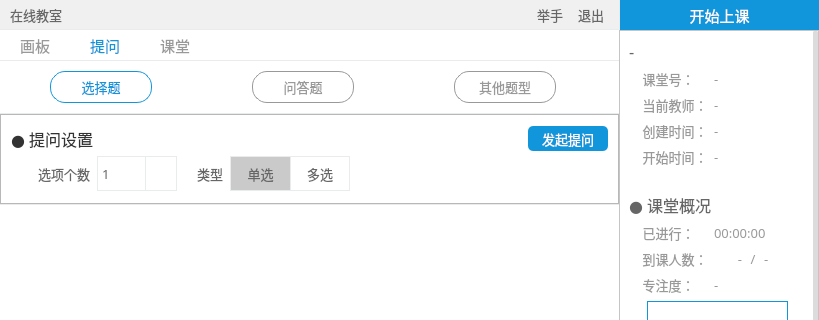
Qt form Status/Resources/ui/t_onlineClassroomWidget.ui (StatusOnIineEducationDev/status-desktop) before a commit; both pictures show x 0 to 819 and y 0 to 320 of the 819 by 627 pixel window.
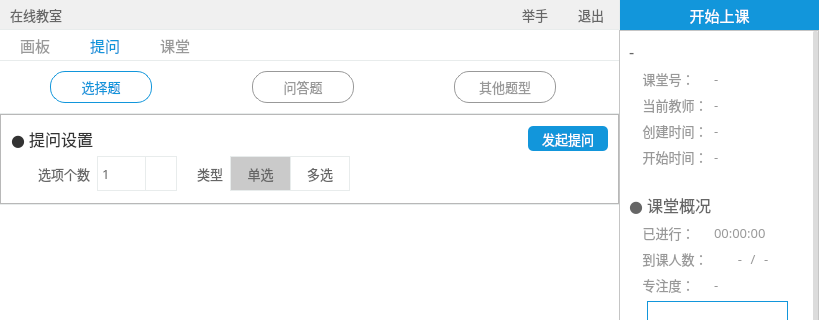
The same form after that commit. The open tabs and pages were chosen to show the change. Icons and pictures are not drawn. Custom widgets are drawn as their Qt base class.

```diff
--- a/Status/Resources/ui/t_onlineClassroomWidget.ui
+++ b/Status/Resources/ui/t_onlineClassroomWidget.ui
@@ -3061,7 +3061,7 @@
      </property>
      <layout class="QHBoxLayout" name="horizontalLayout_4">
       <property name="spacing">
-       <number>5</number>
+       <number>20</number>
       </property>
       <property name="leftMargin">
        <number>10</number>
```
Left out of the diff: 6 changed lines with no effect on the pictures.
